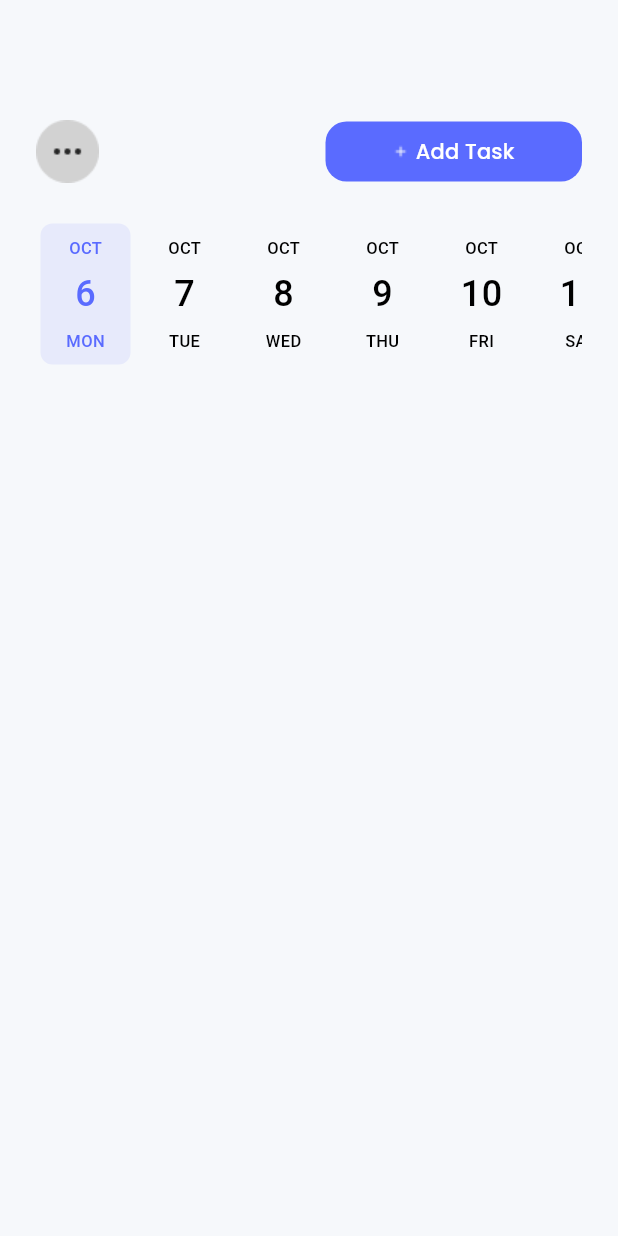
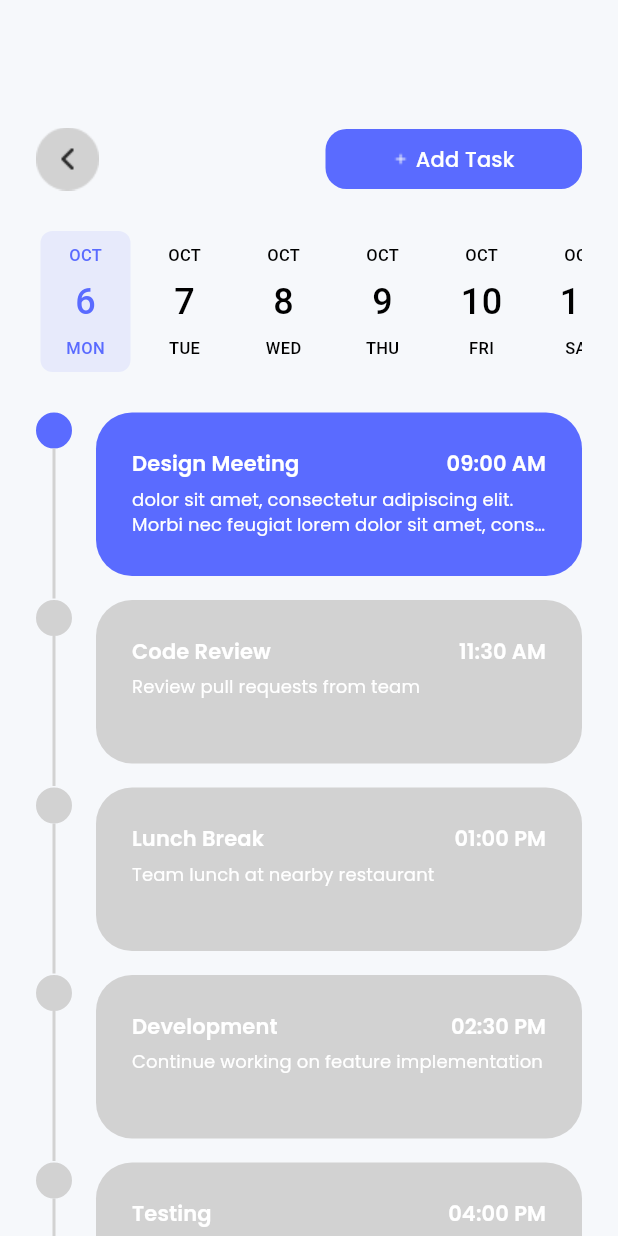
Before and after one commit to rafiikkodev/todo-list-flutter, a Flutter app: the TodoPage screen opened by its route, on a phone screen of 412 x 824 dp. Run offline on Flutter 3.47's test engine with Material 3 defaults, Android fonts, the light colour scheme and no system bars; drawn by our look-alikes of date_picker_timeline; our stand-ins replace google_fonts.

Commit message:
todo final

```diff
--- a/lib/pages/todo_page.dart
+++ b/lib/pages/todo_page.dart
@@ -2,52 +2,177 @@ import 'package:date_picker_timeline/date_picker_widget.dart';
 import 'package:flutter/material.dart';
 import 'package:template_project_flutter/shared/theme.dart';
 import 'package:template_project_flutter/widgets/custom_button.dart';
+import 'package:template_project_flutter/widgets/custom_card.dart';
 
-class TodoPage extends StatelessWidget {
+class TodoPage extends StatefulWidget {
   const TodoPage({super.key});
+
+  @override
+  State<TodoPage> createState() => _TodoPageState();
+}
+
+class _TodoPageState extends State<TodoPage> {
+  int currentIndex = 0;
+
+  final List<Map<String, String>> todoList = [
+    {
+      'title': 'Design Meeting',
+      'description':
+          'dolor sit amet, consectetur adipiscing elit. Morbi nec feugiat lorem dolor sit amet, consectetur adipiscing elit. Morbi nec feugiat lorem dolor sit amet, consectetur adipiscing elit. Morbi nec feugiat lorem',
+      'time': '09:00 AM',
+    },
+    {
+      'title': 'Code Review',
+      'description': 'Review pull requests from team',
+      'time': '11:30 AM',
+    },
+    {
+      'title': 'Lunch Break',
+      'description': 'Team lunch at nearby restaurant',
+      'time': '01:00 PM',
+    },
+    {
+      'title': 'Development',
+      'description': 'Continue working on feature implementation',
+      'time': '02:30 PM',
+    },
+    {
+      'title': 'Testing',
+      'description': 'Write unit tests for new features',
+      'time': '04:00 PM',
+    },
+    {
+      'title': 'Documentation',
+      'description': 'Update API documentation',
+      'time': '05:30 PM',
+    },
+  ];
+
+  void _onTaskPressed(int index) {
+    setState(() {
+      currentIndex = index;
+    });
+  }
 
   @override
   Widget build(BuildContext context) {
     return Scaffold(
-      body: ListView(
-        padding: const EdgeInsets.symmetric(horizontal: 24),
-        children: [buildHeader(), buildCalendar()],
+      body: Column(
+        children: [
+          _buildHeader(),
+          _buildCalendar(),
+          Expanded(child: _buildScrollableStepper()),
+        ],
       ),
     );
   }
 
-  Widget buildHeader() {
+  Widget _buildHeader() {
     return Container(
-      margin: const EdgeInsets.only(top: 80),
+      margin: const EdgeInsets.only(top: 85, left: 24, right: 24),
       child: Row(
         mainAxisAlignment: MainAxisAlignment.spaceBetween,
         children: [
-          Image.asset("assets/Profile Container.png"),
+          Image.asset("assets/ic-back.png"),
           CustomButtonMedium(title: "Add Task", iconPath: "assets/ic-plus.png"),
         ],
       ),
     );
   }
 
-  Widget buildCalendar() {
+  Widget _buildCalendar() {
     return Container(
-      margin: const EdgeInsets.only(top: 24),
-      child: Column(
-        mainAxisAlignment: MainAxisAlignment.center,
-        children: [
-          SizedBox(
+      margin: const EdgeInsets.only(top: 24, left: 24, right: 24),
+      child: SizedBox(
         height: 100,
         child: DatePicker(
           DateTime.now(),
           width: 60,
           height: 80,
           initialSelectedDate: DateTime.now(),
-              selectionColor: Color(0xff5A6BFF).withAlpha(25),
+          selectionColor: const Color(0xff5A6BFF).withAlpha(25),
           selectedTextColor: purplePrimary,
-              onDateChange: (date) {},
+          onDateChange: (date) {
+            // Handle date change
+          },
         ),
       ),
+    );
+  }
+
+  Widget _buildScrollableStepper() {
+    return ListView.builder(
+      padding: const EdgeInsets.only(top: 24, left: 24, right: 24, bottom: 24),
+      itemCount: todoList.length,
+      itemBuilder: (context, index) {
+        return _buildStepperItem(index);
+      },
+    );
+  }
+
+  Widget _buildStepperItem(int index) {
+    final item = todoList[index];
+    final isLast = index == todoList.length - 1;
+    final isCompleted = currentIndex > index;
+    final isActive = currentIndex >= index;
+
+    return Row(
+      crossAxisAlignment: CrossAxisAlignment.start,
+      children: [
+        _buildStepperIndicator(index, isLast, isCompleted, isActive),
+        const SizedBox(width: 16),
+        _buildTaskCard(index, item, isLast),
       ],
+    );
+  }
+
+  Widget _buildStepperIndicator(
+    int index,
+    bool isLast,
+    bool isCompleted,
+    bool isActive,
+  ) {
+    return Column(
+      children: [
+        Container(
+          width: 24,
+          height: 24,
+          decoration: BoxDecoration(
+            shape: BoxShape.circle,
+            color: isActive ? purplePrimary : blackThirdColor,
+            border: Border.all(
+              color: isActive ? purplePrimary : blackThirdColor,
+              width: 2,
+            ),
+          ),
+          child: Center(
+            child: isCompleted
+                ? Icon(Icons.check, size: 14, color: whiteColor)
+                : const SizedBox.shrink(),
+          ),
+        ),
+        if (!isLast)
+          Container(
+            width: 2,
+            height: 100,
+            color: isCompleted ? purplePrimary : blackThirdColor,
+          ),
+      ],
+    );
+  }
+
+  Widget _buildTaskCard(int index, Map<String, String> item, bool isLast) {
+    return Expanded(
+      child: Padding(
+        padding: EdgeInsets.only(bottom: isLast ? 0 : 16),
+        child: CustomCardTodo(
+          title: item['title']!,
+          subTitle: item['description']!,
+          time: item['time']!,
+          width: double.infinity,
+          isActive: currentIndex >= index, // Tambahkan parameter isActive
+          onPressed: () => _onTaskPressed(index),
+        ),
       ),
     );
   }
--- a/lib/widgets/custom_card.dart
+++ b/lib/widgets/custom_card.dart
@@ -4,10 +4,11 @@ import 'package:template_project_flutter/shared/theme.dart';
 class CustomCardTodo extends StatelessWidget {
   final String title;
   final String subTitle;
-  final String time; // sementara pake string
+  final String time;
   final double height;
   final double width;
   final VoidCallback? onPressed;
+  final bool isActive; // Tambahkan parameter untuk status active
 
   const CustomCardTodo({
     super.key,
@@ -17,6 +18,7 @@ class CustomCardTodo extends StatelessWidget {
     this.height = 109,
     this.onPressed,
     required this.time,
+    this.isActive = false, // Default false
   });
 
   @override
@@ -27,7 +29,9 @@ class CustomCardTodo extends StatelessWidget {
       child: TextButton(
         onPressed: onPressed,
         style: TextButton.styleFrom(
-          backgroundColor: purplePrimary,
+          backgroundColor: isActive
+              ? purplePrimary
+              : blackThirdColor, // Ganti berdasarkan status
           shape: RoundedRectangleBorder(
             borderRadius: BorderRadius.circular(24),
           ),
```
Also changed, not shown: assets/ic-back.png (added). Lines whose indentation alone changed are shown as unchanged.
